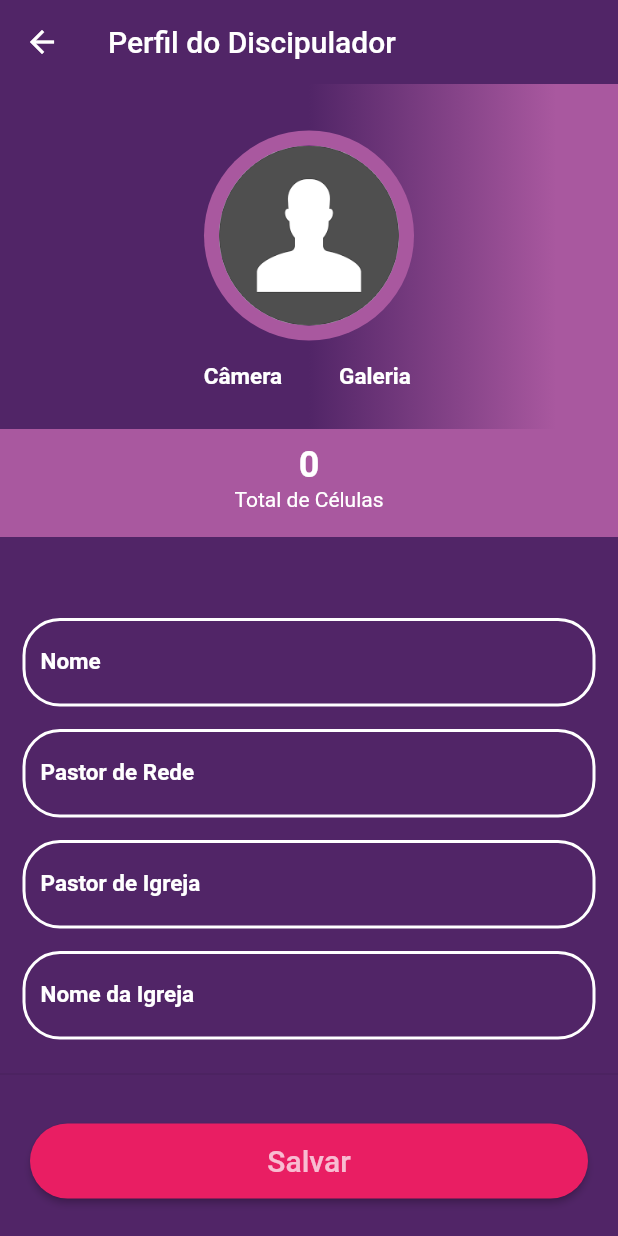
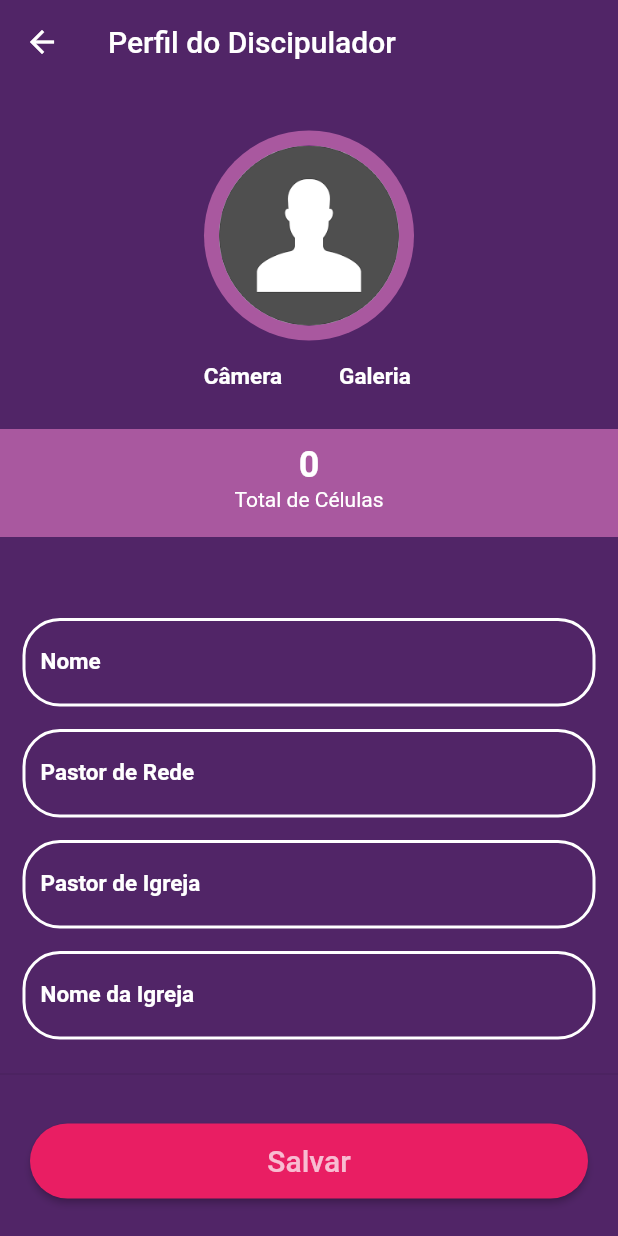
Before and after one commit to neberson/celulas_vide, a Flutter app: the PerfilDiscipulador screen opened by its route, on a phone screen of 412 x 824 dp. Run offline on Flutter 3.47's test engine with Material 2 defaults, Android fonts, the phone set to English and light mode, and no system bars; our stand-ins replace cloud_firestore, data_connection_checker, firebase_auth, firebase_storage, flutter_custom_clippers, flutter_masked_text and 7 more; missing offline and left inert: flutter_full_pdf_viewer, via_cep; accounts and stored records are empty; generated files the repository leaves out were written again.

Commit message:
Remoção do box decoration.

```diff
--- a/lib/Discipulador/perfil_discipulador.dart
+++ b/lib/Discipulador/perfil_discipulador.dart
@@ -74,18 +74,6 @@ class _PerfilDiscipuladorState extends State<PerfilDiscipulador> {
             Container(
               padding: EdgeInsets.only(top: 20),
               height: 230,
-              decoration: BoxDecoration(
-                  gradient: LinearGradient(
-                      begin: Alignment.centerLeft,
-                      end: Alignment.centerRight,
-                      stops: [
-                    0.5,
-                    0.9
-                  ],
-                      colors: [
-                    Color.fromRGBO(81, 37, 103, 1),
-                    Color.fromRGBO(169, 88, 159, 1)
-                  ])),
               child: Column(
                 mainAxisAlignment: MainAxisAlignment.center,
                 crossAxisAlignment: CrossAxisAlignment.center,
```
Also changed, not shown: lib/Lider/PerfilLider.dart (+0 -12 lines), 2 other files.
